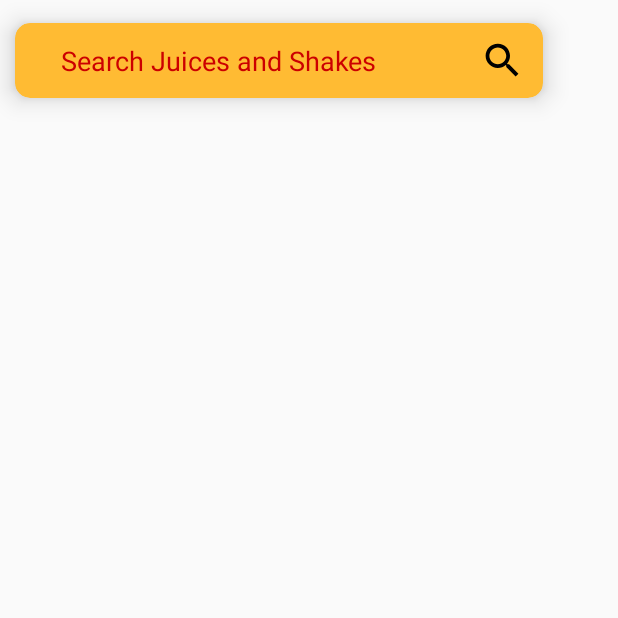
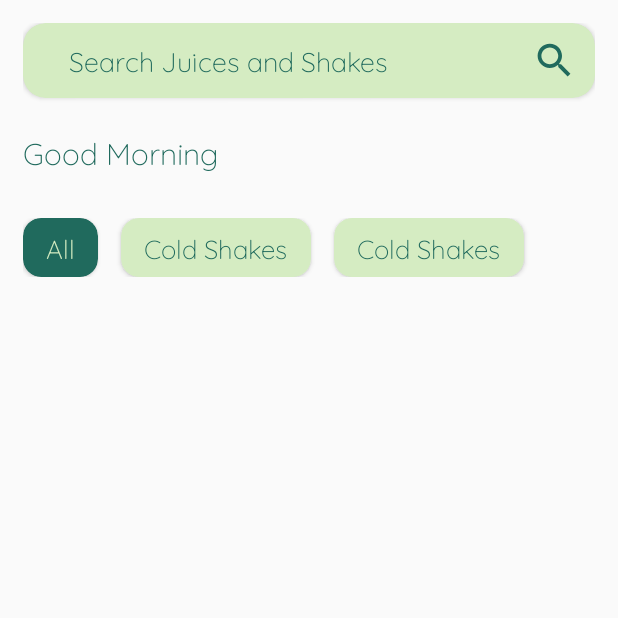
Before and after one commit to manishpandeyvp/lemon-squeeze, an Android app: the screen it shows after launch (MainActivity), on a phone screen of 412 x 824 dp, the top half of it. Run offline under Robolectric (Android 15) with nearby library versions, the light colour scheme and no system bars.

Commit message:
Fourth Commit

```diff
--- a/app/src/main/java/com/example/lassi/MainActivity.kt
+++ b/app/src/main/java/com/example/lassi/MainActivity.kt
@@ -1,12 +1,29 @@
 package com.example.lassi
 
+import android.graphics.Typeface
 import androidx.appcompat.app.AppCompatActivity
 import android.os.Bundle
+import android.view.WindowManager
+import kotlinx.android.synthetic.main.activity_main.*
 
 class MainActivity : AppCompatActivity() {
 
     override fun onCreate(savedInstanceState: Bundle?) {
         super.onCreate(savedInstanceState)
         setContentView(R.layout.activity_main)
+
+        window.setFlags(
+            WindowManager.LayoutParams.FLAG_FULLSCREEN,
+            WindowManager.LayoutParams.FLAG_FULLSCREEN
+        )
+
+        val typeFace : Typeface = Typeface.createFromAsset(assets, "Quicksand-VariableFont_wght.ttf")
+        et_search.typeface = typeFace
+        tv_all.typeface = typeFace
+        tv_cold_shakes.typeface = typeFace
+        tv_juices.typeface = typeFace
+        tv_wishes.typeface = typeFace
     }
+
+
 }
--- a/app/src/main/java/com/example/lassi/SplashScreenActivity.kt
+++ b/app/src/main/java/com/example/lassi/SplashScreenActivity.kt
@@ -24,6 +24,6 @@ class SplashScreenActivity : AppCompatActivity() {
 
         Handler().postDelayed({
             startActivity(Intent(this,MainActivity::class.java))
-        }, 1500)
+        }, 4500)
     }
 }
--- a/app/src/main/res/drawable/custom_cursor.xml
+++ b/app/src/main/res/drawable/custom_cursor.xml
@@ -1,5 +1,5 @@
 <?xml version="1.0" encoding="utf-8"?>
 <shape xmlns:android="http://schemas.android.com/apk/res/android">
     <size android:width="2dp" />
-    <solid android:color="#000000"  />
+    <solid android:color="#5aa897"  />
 </shape>
--- a/app/src/main/res/drawable/ic_search_black_24dp.xml
+++ b/app/src/main/res/drawable/ic_search_black_24dp.xml
@@ -4,6 +4,6 @@
         android:viewportWidth="24.0"
         android:viewportHeight="24.0">
     <path
-        android:fillColor="#FF000000"
+        android:fillColor="#FF206a5d"
         android:pathData="M15.5,14h-0.79l-0.28,-0.27C15.41,12.59 16,11.11 16,9.5 16,5.91 13.09,3 9.5,3S3,5.91 3,9.5 5.91,16 9.5,16c1.61,0 3.09,-0.59 4.23,-1.57l0.27,0.28v0.79l5,4.99L20.49,19l-4.99,-5zM9.5,14C7.01,14 5,11.99 5,9.5S7.01,5 9.5,5 14,7.01 14,9.5 11.99,14 9.5,14z"/>
 </vector>
--- a/app/src/main/res/layout/activity_main.xml
+++ b/app/src/main/res/layout/activity_main.xml
@@ -5,18 +5,15 @@
     android:layout_width="match_parent"
     android:layout_height="match_parent"
     android:orientation="vertical"
+    android:padding="15dp"
     tools:context=".MainActivity">
 
     <androidx.cardview.widget.CardView
         android:layout_width="match_parent"
         android:layout_height="50dp"
-        app:cardCornerRadius="10dp"
-        android:background="@android:color/holo_orange_light"
-        app:cardBackgroundColor="@android:color/holo_orange_light"
-        android:layout_marginStart="10dp"
-        android:layout_marginTop="15dp"
-        app:cardElevation="10dp"
-        android:layout_marginEnd="50dp"
+        app:cardCornerRadius="15dp"
+        android:background="@color/light_green"
+        app:cardBackgroundColor="@color/light_green"
         tools:layout_editor_absoluteX="30dp">
 
         <LinearLayout
@@ -26,6 +23,7 @@
             android:gravity="center_vertical">
 
             <EditText
+                android:id="@+id/et_search"
                 android:layout_width="0dp"
                 android:layout_weight="1"
                 android:layout_height="50dp"
@@ -34,9 +32,10 @@
                 android:gravity="left|center_vertical"
                 android:hint="Search Juices and Shakes"
                 android:textCursorDrawable="@drawable/custom_cursor"
-                android:textColorHint="@android:color/holo_red_dark"
+                android:textColorHint="@color/dark_green"
                 android:background="@android:color/transparent"
                 android:inputType="text"
+                android:textColor="@color/dark_green"
                 android:paddingStart="15dp"
                 android:paddingLeft="15dp" />
 
@@ -50,6 +49,88 @@
         </LinearLayout>
     </androidx.cardview.widget.CardView>
 
+    <TextView
+        android:id="@+id/tv_wishes"
+        android:layout_width="match_parent"
+        android:layout_height="wrap_content"
+        android:text="Good Morning"
+        android:textSize="20dp"
+        android:textStyle="bold"
+        android:layout_marginTop="22dp"
+        android:textColor="@color/dark_green"/>
+
+    <LinearLayout
+        android:layout_width="match_parent"
+        android:layout_height="wrap_content"
+        android:layout_marginTop="30dp"
+        android:orientation="horizontal">
+
+        <androidx.cardview.widget.CardView
+            android:layout_width="wrap_content"
+            android:layout_height="wrap_content"
+            app:cardCornerRadius="12dp"
+            android:background="@color/dark_green"
+            app:cardBackgroundColor="@color/dark_green"
+            tools:layout_editor_absoluteX="30dp">
+
+            <TextView
+                android:id="@+id/tv_all"
+                android:layout_width="wrap_content"
+                android:layout_height="wrap_content"
+                android:text="All"
+                android:textSize="17dp"
+                android:textColor="@color/light_green"
+                android:textStyle="bold"
+                android:layout_marginHorizontal="15dp"
+                android:layout_marginVertical="7dp"/>
+
+        </androidx.cardview.widget.CardView>
+
+        <androidx.cardview.widget.CardView
+            android:layout_width="wrap_content"
+            android:layout_height="wrap_content"
+            app:cardCornerRadius="12dp"
+            android:layout_marginStart="15dp"
+            android:background="@color/light_green"
+            app:cardBackgroundColor="@color/light_green"
+            tools:layout_editor_absoluteX="30dp">
+
+            <TextView
+                android:id="@+id/tv_cold_shakes"
+                android:layout_width="wrap_content"
+                android:layout_height="wrap_content"
+                android:text="Cold Shakes"
+                android:textSize="17dp"
+                android:textColor="@color/dark_green"
+                android:textStyle="bold"
+                android:layout_marginHorizontal="15dp"
+                android:layout_marginVertical="7dp"/>
+
+        </androidx.cardview.widget.CardView>
+
+        <androidx.cardview.widget.CardView
+            android:layout_width="wrap_content"
+            android:layout_height="wrap_content"
+            app:cardCornerRadius="12dp"
+            android:layout_marginStart="15dp"
+            android:background="@color/light_green"
+            app:cardBackgroundColor="@color/light_green"
+            tools:layout_editor_absoluteX="30dp">
+
+            <TextView
+                android:id="@+id/tv_juices"
+                android:layout_width="wrap_content"
+                android:layout_height="wrap_content"
+                android:text="Cold Shakes"
+                android:textSize="17dp"
+                android:textColor="@color/dark_green"
+                android:textStyle="bold"
+                android:layout_marginHorizontal="15dp"
+                android:layout_marginVertical="7dp"/>
+
+        </androidx.cardview.widget.CardView>
+
+    </LinearLayout>
 
 
 </LinearLayout>
--- a/app/src/main/res/layout/activity_splash_screen.xml
+++ b/app/src/main/res/layout/activity_splash_screen.xml
@@ -16,7 +16,7 @@
         android:id="@+id/tv_app_name"
         android:layout_width="match_parent"
         android:layout_height="wrap_content"
-        android:text="lassi"
+        android:text="lemon squeeze"
         android:textSize="90sp"
         android:layout_marginTop="90dp"
         android:gravity="center_horizontal"
--- a/app/src/main/res/values/colors.xml
+++ b/app/src/main/res/values/colors.xml
@@ -3,4 +3,9 @@
     <color name="colorPrimary">#6200EE</color>
     <color name="colorPrimaryDark">#3700B3</color>
     <color name="colorAccent">#03DAC5</color>
+
+    <color name="light_green">#d5ecc2</color>
+    <color name="light_orange">#ffd3b4</color>
+    <color name="dark_green">#206a5d</color>
+    <color name="very_light_green">#feffde</color>
 </resources>
```
Also changed, not shown: app/src/main/assets/Quicksand-VariableFont_wght.ttf (added).
